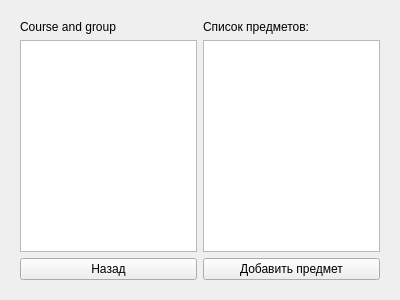
Before: the Qt Designer form SubjectListEdit.ui in sarum9in/Schedule, drawn with Qt 5.
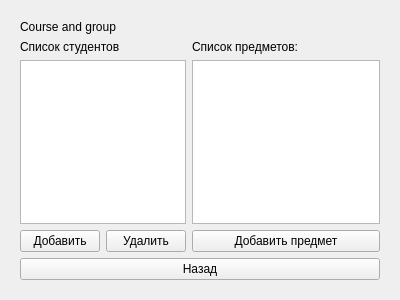
After: the same form once the commit is applied. Custom widgets are drawn as their Qt base class.

Commit message: Student's list edit bug fixes and improvements.

What changed in the file:
```diff
--- a/SubjectListEdit.ui
+++ b/SubjectListEdit.ui
@@ -21,40 +21,61 @@
      </property>
      <widget class="QWidget" name="subjectListPage">
       <layout class="QGridLayout" name="gridLayout_2">
-       <item row="0" column="0">
-        <widget class="QLabel" name="courseAndGroup">
-         <property name="text">
-          <string>Course and group</string>
-         </property>
-        </widget>
-       </item>
-       <item row="0" column="1">
-        <widget class="QLabel" name="label">
-         <property name="text">
-          <string>Список предметов:</string>
-         </property>
-        </widget>
-       </item>
-       <item row="1" column="0">
+       <item row="3" column="0" colspan="2">
         <widget class="QListView" name="studentList"/>
        </item>
-       <item row="1" column="1">
+       <item row="4" column="0">
+        <widget class="QPushButton" name="addStudentButton">
+         <property name="text">
+          <string>Добавить</string>
+         </property>
+        </widget>
+       </item>
+       <item row="3" column="2">
         <widget class="QListView" name="subjectList"/>
        </item>
-       <item row="2" column="0">
+       <item row="4" column="1">
+        <widget class="QPushButton" name="removeStudentButton">
+         <property name="text">
+          <string>Удалить</string>
+         </property>
+        </widget>
+       </item>
+       <item row="5" column="0" colspan="3">
         <widget class="QPushButton" name="backButton">
          <property name="text">
           <string>Назад</string>
          </property>
         </widget>
        </item>
-       <item row="2" column="1">
+       <item row="4" column="2">
         <widget class="QPushButton" name="addSubjectButton">
          <property name="text">
           <string>Добавить предмет</string>
          </property>
         </widget>
        </item>
+       <item row="2" column="2">
+        <widget class="QLabel" name="label">
+         <property name="text">
+          <string>Список предметов:</string>
+         </property>
+        </widget>
+       </item>
+       <item row="1" column="0" colspan="3">
+        <widget class="QLabel" name="courseAndGroup">
+         <property name="text">
+          <string>Course and group</string>
+         </property>
+        </widget>
+       </item>
+       <item row="2" column="0" colspan="2">
+        <widget class="QLabel" name="label_2">
+         <property name="text">
+          <string>Список студентов</string>
+         </property>
+        </widget>
+       </item>
       </layout>
      </widget>
      <widget class="QWidget" name="editSubjectGroupPage">
```
Left out of the diff: 34 changed lines with no effect on the pictures. The commit also changes 3 other files.
